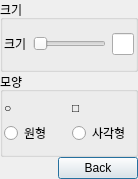
The window that ToolBtn/seterasewidget.ui (smoothie316/Qt) describes before a commit, drawn with Qt 5.
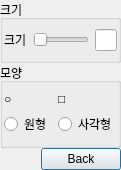
The same window after the commit.

The edit to the form file:
```diff
--- a/ToolBtn/seterasewidget.ui
+++ b/ToolBtn/seterasewidget.ui
@@ -6,8 +6,8 @@
    <rect>
     <x>0</x>
     <y>0</y>
-    <width>138</width>
-    <height>179</height>
+    <width>120</width>
+    <height>149</height>
    </rect>
   </property>
   <property name="sizePolicy">
```
